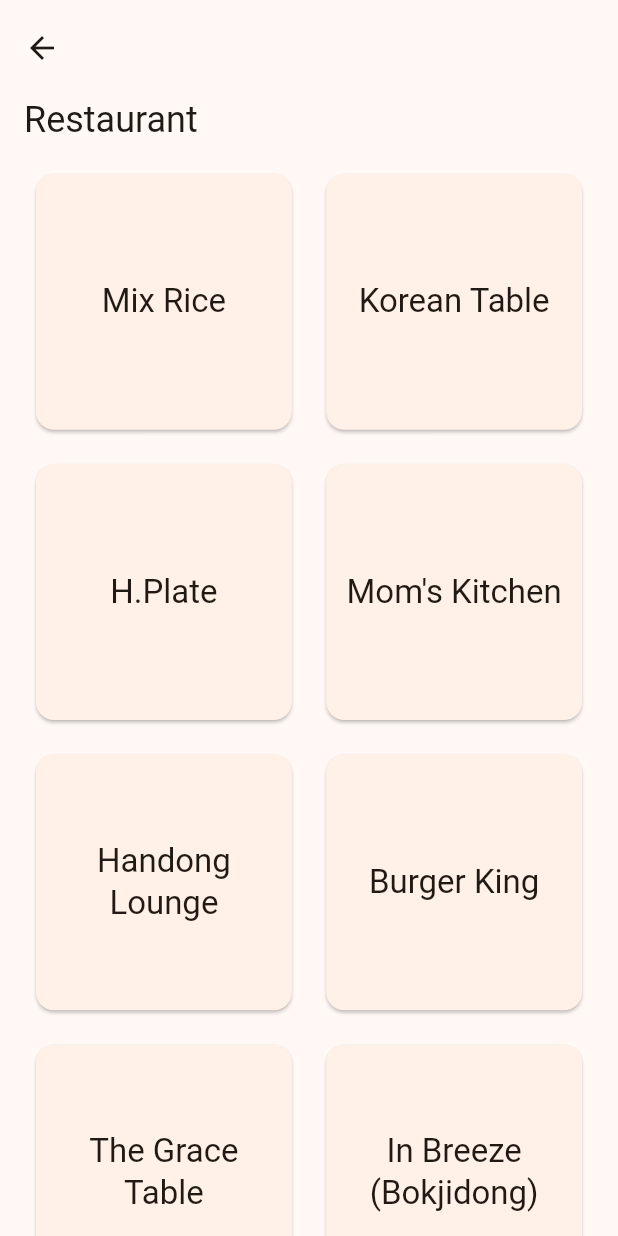
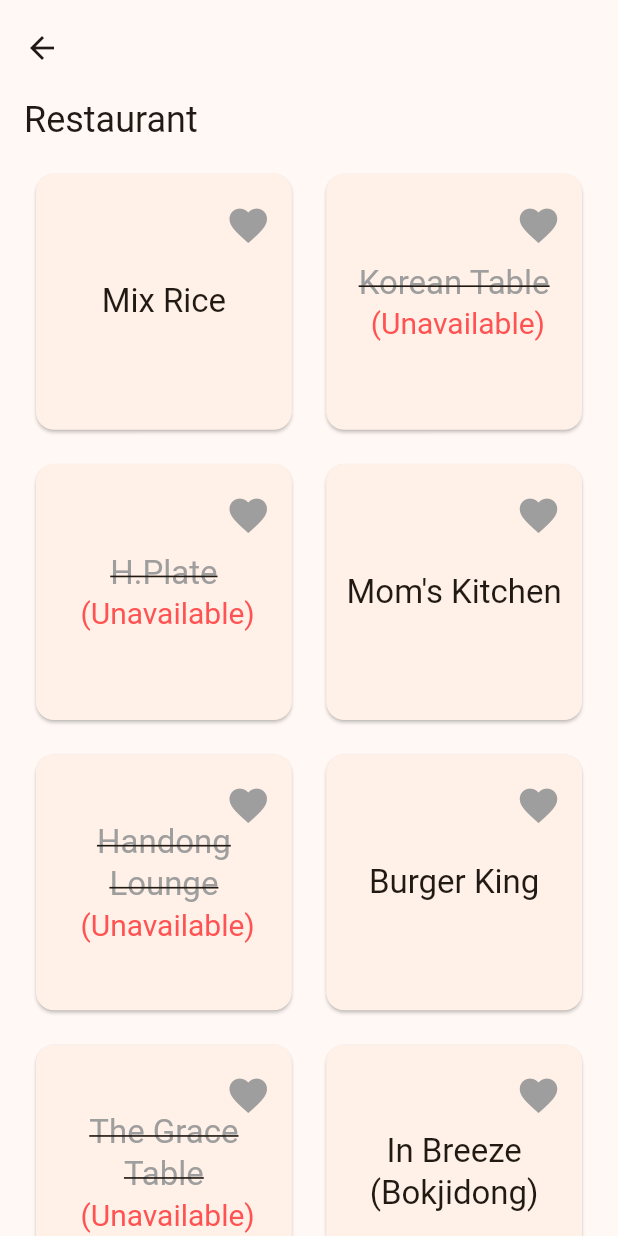
Before and after one commit to yangsijun/2022-2-IED-Mealis, a Flutter app: the RestaurantPage screen opened directly with empty values, on a phone screen of 412 x 824 dp. Run offline on Flutter 3.47's test engine with Material 2 defaults, Android fonts, the phone set to English and light mode, and no system bars; drawn by our look-alikes of reorderable_grid_view; our stand-ins replace carousel_slider.

Commit message:
Improve Restaurant Page

```diff
--- a/lib/database.dart
+++ b/lib/database.dart
@@ -264,8 +264,9 @@ class RestaurantInfo {
   int waitingTime;
   int waitingPeople;
   bool isAvailable;
+  bool isFavorite;
 
-  RestaurantInfo(this.restaurantName, this.operatingTimeTextList, this.waitingTime, this.waitingPeople, this.isAvailable);
+  RestaurantInfo(this.restaurantName, this.operatingTimeTextList, this.waitingTime, this.waitingPeople, this.isAvailable, this.isFavorite);
 }
 
 Map<String, RestaurantInfo> restaurantInfoMap = {
@@ -280,6 +281,7 @@ Map<String, RestaurantInfo> restaurantInfoMap = {
     8,
     12,
     true,
+    false,
   ),
   'Korean Table' : RestaurantInfo(
     'Korean Table',
@@ -291,6 +293,7 @@ Map<String, RestaurantInfo> restaurantInfoMap = {
     ],
     -1,
     0,
+    false,
     false,
   ),
   'H.Plate' : RestaurantInfo(
@@ -304,6 +307,7 @@ Map<String, RestaurantInfo> restaurantInfoMap = {
     -1,
     0,
     false,
+    false,
   ),
   'Mom\'s Kitchen' : RestaurantInfo(
     'Mom\'s Kitchen',
@@ -316,6 +320,7 @@ Map<String, RestaurantInfo> restaurantInfoMap = {
     3,
     8,
     true,
+    false,
   ),
   'Handong Lounge' : RestaurantInfo(
     'Handong Lounge',
@@ -327,6 +332,7 @@ Map<String, RestaurantInfo> restaurantInfoMap = {
     ],
     -1,
     0,
+    false,
     false,
   ),
   'Burger King' : RestaurantInfo(
@@ -340,6 +346,7 @@ Map<String, RestaurantInfo> restaurantInfoMap = {
     25,
     25,
     true,
+    false,
   ),
   'The Grace Table' : RestaurantInfo(
     'The Grace Table',
@@ -351,6 +358,7 @@ Map<String, RestaurantInfo> restaurantInfoMap = {
     ],
     -1,
     0,
+    false,
     false,
   ),
   'In Breeze (Bokjidong)' : RestaurantInfo(
@@ -364,6 +372,7 @@ Map<String, RestaurantInfo> restaurantInfoMap = {
     24,
     8,
     true,
+    false,
   ),
   'Red Neoguri' : RestaurantInfo(
     'Red Neoguri',
@@ -376,6 +385,7 @@ Map<String, RestaurantInfo> restaurantInfoMap = {
     24,
     17,
     true,
+    false,
   ),
   'Farm\'s Valley' : RestaurantInfo(
     'Farm\'s Valley',
@@ -388,6 +398,7 @@ Map<String, RestaurantInfo> restaurantInfoMap = {
     21,
     4,
     true,
+    false,
   ),
   'Han\'s Deli' : RestaurantInfo(
     'Han\'s Deli',
@@ -400,6 +411,7 @@ Map<String, RestaurantInfo> restaurantInfoMap = {
     16,
     4,
     true,
+    false,
   ),
   'In Breeze (Papyrus)' : RestaurantInfo(
     'In Breeze (Papyrus)',
@@ -412,6 +424,7 @@ Map<String, RestaurantInfo> restaurantInfoMap = {
     22,
     5,
     true,
+    false,
   ),
 };
 
--- a/lib/restaurant_page.dart
+++ b/lib/restaurant_page.dart
@@ -12,12 +12,25 @@ class RestaurantPage extends StatefulWidget {
   State<RestaurantPage> createState() => _RestaurantPageState(goToPage);
 }
 
+int favoriteRestaurantNum = 0;
+
+void getFavoriteRestaurantNum() {
+  favoriteRestaurantNum = 0;
+  for (final restaurantInfo in restaurantInfoMap.values) {
+    if (restaurantInfo.isFavorite) {
+      favoriteRestaurantNum++;
+    }
+  }
+}
+
 class _RestaurantPageState extends State<RestaurantPage> {
   _RestaurantPageState(this.goToPage);
   final void Function(int index) goToPage;
 
   @override
   Widget build(BuildContext context) {
+    getFavoriteRestaurantNum();
+
     return Center(
       child: Scaffold(
         body: CustomScrollView(
@@ -55,31 +68,84 @@ class _RestaurantPageState extends State<RestaurantPage> {
                                   context,
                                   MaterialPageRoute(
                                     builder: (context) =>
-                                        OneRestaurantPage(restaurantList
-                                            .indexOf(restaurantName)),
+                                        OneRestaurantPage(restaurantList.indexOf(restaurantName)),
                                   ),
                                 );
                               },
                               customBorder: RoundedRectangleBorder(
                                 borderRadius: BorderRadius.circular(10),
                               ),
-                              child: Center(
-                                child: Container(
-                                  padding: const EdgeInsets.all(10),
-                                  child: Text(restaurantName,
-                                      style: Theme.of(context)
-                                          .textTheme
-                                          .titleLarge,
-                                      textAlign: TextAlign.center),
-                                ),
+                              child: Stack(
+                                children: [
+                                  Row(
+                                    mainAxisAlignment: MainAxisAlignment.end,
+                                    children: [
+                                      Container(
+                                        padding: const EdgeInsets.only(top: 10, right: 5),
+                                        child: IconButton(
+                                          onPressed: () {
+                                            setState(() {
+                                              restaurantInfoMap[restaurantName]!.isFavorite = !restaurantInfoMap[restaurantName]!.isFavorite;
+                                              if (restaurantInfoMap[restaurantName]!.isFavorite) {
+                                                favoriteRestaurantNum++;
+                                                String temp = restaurantList.removeAt(restaurantList.indexOf(restaurantName));
+                                                restaurantList.insert(favoriteRestaurantNum - 1, temp);
+                                              } else {
+                                                favoriteRestaurantNum--;
+                                                String temp = restaurantList.removeAt(restaurantList.indexOf(restaurantName));
+                                                restaurantList.insert(favoriteRestaurantNum, temp);
+                                              }
+                                            });
+                                          },
+                                          icon: Icon(
+                                            Icons.favorite,
+                                            color: (restaurantInfoMap[restaurantName]!.isFavorite)
+                                              ? Colors.redAccent
+                                              : Colors.grey,
+                                            size: 30,
+                                          ),
+                                        ),
+                                      ),
+                                    ],
+                                  ),
+                                  Center(
+                                    child: Container(
+                                      padding: const EdgeInsets.all(10),
+                                      child: (restaurantInfoMap[restaurantName]!.isAvailable)
+                                        ? Text(restaurantName, style: Theme.of(context).textTheme.titleLarge, textAlign: TextAlign.center)
+                                        : Column(
+                                            mainAxisAlignment: MainAxisAlignment.center,
+                                            children: [
+                                              Text(restaurantName, style: Theme.of(context).textTheme.titleLarge!.copyWith(color: Colors.grey, decoration: TextDecoration.lineThrough), textAlign: TextAlign.center),
+                                              Text(' (Unavailable)', style: Theme.of(context).textTheme.titleLarge?.copyWith(fontSize: 20, color: Colors.redAccent), overflow: TextOverflow.fade, softWrap: false),
+                                            ],
+                                          ),
+                                    ),
+                                  ),
+                                ],
                               ),
                             ),
                           )
                         ).toList(),
                         onReorder: (int oldIndex, int newIndex) {
                           setState(() {
-                            String temp = restaurantList.removeAt(oldIndex);
-                            restaurantList.insert(newIndex, temp);
+                            if (restaurantInfoMap[restaurantList[oldIndex]]!.isFavorite) {
+                              if (restaurantInfoMap[restaurantList[newIndex]]!.isFavorite) {
+                                final String item = restaurantList.removeAt(oldIndex);
+                                restaurantList.insert(newIndex, item);
+                              } else {
+                                final String item = restaurantList.removeAt(oldIndex);
+                                restaurantList.insert(favoriteRestaurantNum - 1, item);
+                              }
+                            } else {
+                              if (restaurantInfoMap[restaurantList[newIndex]]!.isFavorite) {
+                                final String item = restaurantList.removeAt(oldIndex);
+                                restaurantList.insert(favoriteRestaurantNum, item);
+                              } else {
+                                final String item = restaurantList.removeAt(oldIndex);
+                                restaurantList.insert(newIndex, item);
+                              }
+                            }
                           });
                         },
                       ),
```
